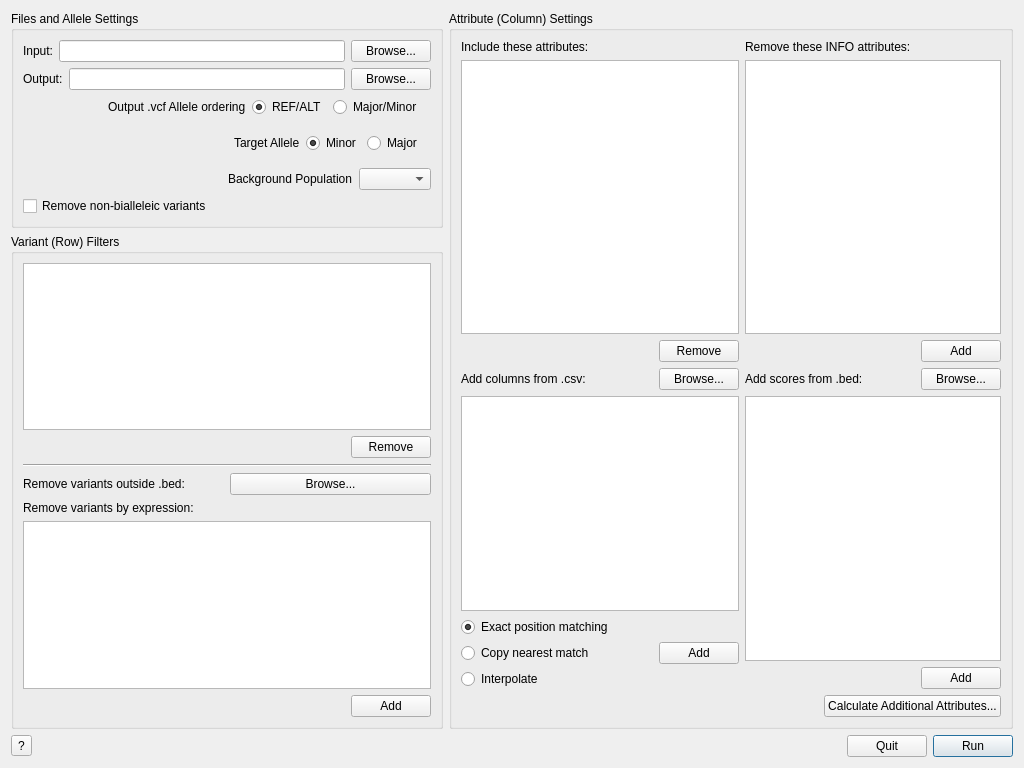
Above: ui/Main.ui from alex-r-bigelow/genepi_ngs_scripts before the change. Below: the same form after it.
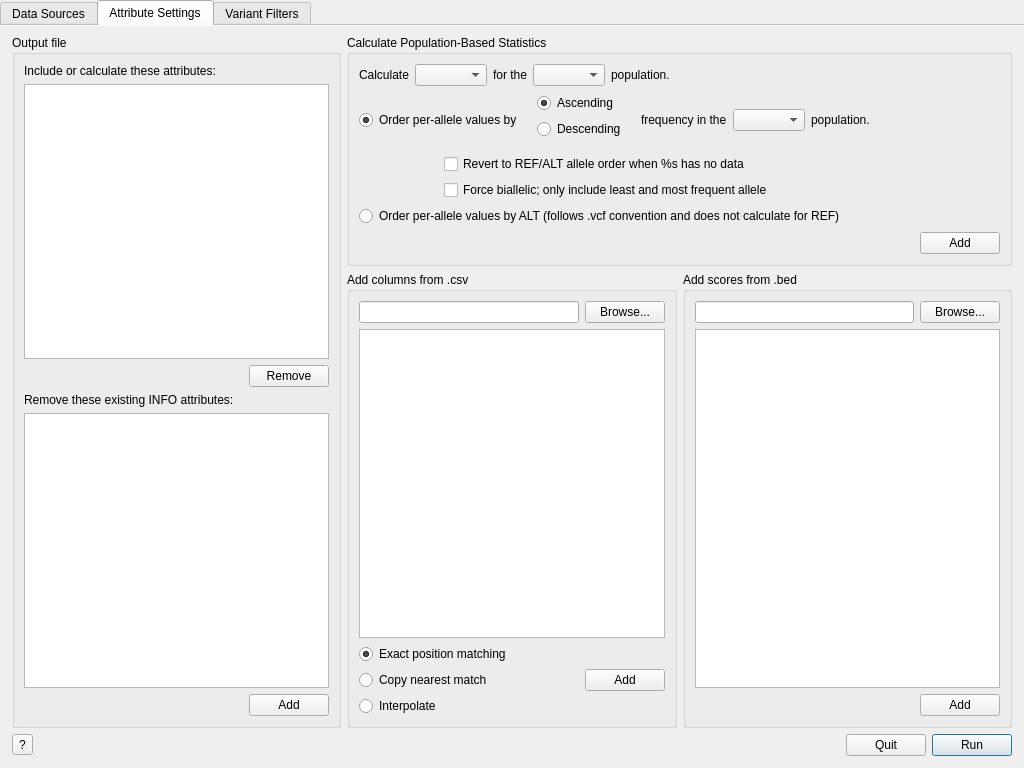
That is the form after the change.

Diff of the .ui file:
```diff
--- a/ui/Main.ui
+++ b/ui/Main.ui
@@ -13,24 +13,77 @@
   <property name="windowTitle">
    <string>VCF Cleaner</string>
   </property>
-  <layout class="QGridLayout" name="gridLayout">
-   <item row="0" column="0">
-    <widget class="QGroupBox" name="groupBox_2">
-     <property name="title">
-      <string>Files and Allele Settings</string>
-     </property>
-     <layout class="QVBoxLayout" name="verticalLayout_9">
+  <layout class="QVBoxLayout" name="verticalLayout_8">
+   <property name="spacing">
+    <number>-1</number>
+   </property>
+   <property name="leftMargin">
+    <number>0</number>
+   </property>
+   <property name="topMargin">
+    <number>0</number>
+   </property>
+   <property name="rightMargin">
+    <number>0</number>
+   </property>
+   <property name="bottomMargin">
+    <number>12</number>
+   </property>
       <item>
+    <widget class="QTabWidget" name="tabWidget">
+     <property name="font">
+      <font>
+       <kerning>true</kerning>
+      </font>
+     </property>
+     <property name="tabPosition">
+      <enum>QTabWidget::North</enum>
+     </property>
+     <property name="tabShape">
+      <enum>QTabWidget::Rounded</enum>
+     </property>
+     <property name="currentIndex">
+      <number>1</number>
+     </property>
+     <property name="elideMode">
+      <enum>Qt::ElideNone</enum>
+     </property>
+     <property name="documentMode">
+      <bool>true</bool>
+     </property>
+     <widget class="QWidget" name="tab">
+      <attribute name="title">
+       <string>Data Sources</string>
+      </attribute>
+      <layout class="QGridLayout" name="gridLayout_3">
+       <property name="leftMargin">
+        <number>12</number>
+       </property>
+       <property name="rightMargin">
+        <number>12</number>
+       </property>
+       <property name="bottomMargin">
+        <number>0</number>
+       </property>
+       <item row="0" column="0">
+        <widget class="QWidget" name="" native="true">
        <layout class="QHBoxLayout" name="horizontalLayout">
+          <property name="margin">
+           <number>0</number>
+          </property>
         <item>
          <widget class="QLabel" name="label">
           <property name="text">
-           <string>Input:</string>
+             <string>Input File:</string>
           </property>
          </widget>
         </item>
         <item>
-         <widget class="QLineEdit" name="vcfPathField"/>
+           <widget class="QLineEdit" name="vcfPathField">
+            <property name="readOnly">
+             <bool>true</bool>
+            </property>
+           </widget>
         </item>
         <item>
          <widget class="QPushButton" name="browseVcfButton">
@@ -40,18 +93,27 @@
          </widget>
         </item>
        </layout>
-      </item>
-      <item>
+        </widget>
+       </item>
+       <item row="1" column="0">
+        <widget class="QWidget" name="" native="true">
        <layout class="QHBoxLayout" name="horizontalLayout_16">
+          <property name="margin">
+           <number>0</number>
+          </property>
         <item>
          <widget class="QLabel" name="label_13">
           <property name="text">
-           <string>Output:</string>
+             <string>Output File:</string>
           </property>
          </widget>
         </item>
         <item>
-         <widget class="QLineEdit" name="outputPathField"/>
+           <widget class="QLineEdit" name="outputPathField">
+            <property name="readOnly">
+             <bool>true</bool>
+            </property>
+           </widget>
         </item>
         <item>
          <widget class="QPushButton" name="browseOutputButton">
@@ -61,13 +123,138 @@
          </widget>
         </item>
        </layout>
-      </item>
+        </widget>
+       </item>
+       <item row="2" column="0">
+        <widget class="QWidget" name="generalSettingsPanel_2" native="true">
+         <layout class="QGridLayout" name="gridLayout_4">
+          <property name="margin">
+           <number>0</number>
+          </property>
+          <item row="5" column="0">
+           <spacer name="horizontalSpacer_16">
+            <property name="orientation">
+             <enum>Qt::Horizontal</enum>
+            </property>
+            <property name="sizeHint" stdset="0">
+             <size>
+              <width>40</width>
+              <height>20</height>
+             </size>
+            </property>
+           </spacer>
+          </item>
+          <item row="5" column="1">
+           <widget class="QCheckBox" name="compressOutputCheckbox">
+            <property name="text">
+             <string>Compress output</string>
+            </property>
+           </widget>
+          </item>
+         </layout>
+        </widget>
+       </item>
+       <item row="3" column="0">
+        <widget class="Line" name="line">
+         <property name="orientation">
+          <enum>Qt::Horizontal</enum>
+         </property>
+        </widget>
+       </item>
+       <item row="4" column="0">
+        <widget class="QWidget" name="widget" native="true">
+         <property name="toolTip">
+          <string/>
+         </property>
+         <layout class="QHBoxLayout" name="horizontalLayout_18">
+          <property name="margin">
+           <number>0</number>
+          </property>
       <item>
-       <widget class="QWidget" name="vcfAlleleSettings" native="true">
+           <widget class="QLabel" name="label_14">
+            <property name="text">
+             <string>Directory containing KGP Genotype .vcf Files:</string>
+            </property>
+           </widget>
+          </item>
+          <item>
+           <widget class="QLineEdit" name="outputPathField_2">
+            <property name="text">
+             <string/>
+            </property>
+            <property name="readOnly">
+             <bool>false</bool>
+            </property>
+           </widget>
+          </item>
+          <item>
+           <widget class="QPushButton" name="browseOutputButton_2">
+            <property name="text">
+             <string>Browse...</string>
+            </property>
+           </widget>
+          </item>
+         </layout>
+        </widget>
+       </item>
+       <item row="0" column="1" rowspan="6">
+        <widget class="QTreeWidget" name="treeWidget">
+         <property name="headerHidden">
+          <bool>true</bool>
+         </property>
+         <attribute name="headerDefaultSectionSize">
+          <number>200</number>
+         </attribute>
+         <attribute name="headerMinimumSectionSize">
+          <number>100</number>
+         </attribute>
+         <attribute name="headerStretchLastSection">
+          <bool>true</bool>
+         </attribute>
+         <column>
+          <property name="text">
+           <string> </string>
+          </property>
+         </column>
+         <column>
+          <property name="text">
+           <string>  </string>
+          </property>
+         </column>
+        </widget>
+       </item>
+       <item row="5" column="0">
+        <spacer name="verticalSpacer">
+         <property name="orientation">
+          <enum>Qt::Vertical</enum>
+         </property>
+         <property name="sizeHint" stdset="0">
+          <size>
+           <width>20</width>
+           <height>40</height>
+          </size>
+         </property>
+        </spacer>
+       </item>
+       <item row="6" column="1">
         <layout class="QHBoxLayout" name="horizontalLayout_2">
          <property name="topMargin">
-          <number>1</number>
+          <number>0</number>
          </property>
+         <item>
+          <widget class="QToolButton" name="toolButton_2">
+           <property name="text">
+            <string>+</string>
+           </property>
+          </widget>
+         </item>
+         <item>
+          <widget class="QToolButton" name="toolButton">
+           <property name="text">
+            <string>-</string>
+           </property>
+          </widget>
+         </item>
          <item>
           <spacer name="horizontalSpacer_3">
            <property name="orientation">
@@ -82,126 +269,44 @@
           </spacer>
          </item>
          <item>
-          <widget class="QLabel" name="label_12">
+          <widget class="QPushButton" name="pushButton">
            <property name="text">
-            <string>Output .vcf Allele ordering</string>
+            <string>Import...</string>
            </property>
           </widget>
          </item>
          <item>
-          <widget class="QRadioButton" name="refAltRadioButton">
+          <widget class="QPushButton" name="pushButton_2">
            <property name="text">
-            <string>REF/ALT</string>
+            <string>Export...</string>
            </property>
-           <property name="checked">
-            <bool>true</bool>
-           </property>
           </widget>
          </item>
-         <item>
-          <widget class="QRadioButton" name="majorMinorRadioButton">
-           <property name="text">
-            <string>Major/Minor</string>
-           </property>
-          </widget>
-         </item>
         </layout>
-       </widget>
-      </item>
-      <item>
-       <widget class="QWidget" name="csvAlleleSettings" native="true">
-        <layout class="QHBoxLayout" name="otherAlleleSettings">
-         <property name="topMargin">
-          <number>1</number>
-         </property>
-         <item>
-          <spacer name="horizontalSpacer_10">
-           <property name="orientation">
-            <enum>Qt::Horizontal</enum>
-           </property>
-           <property name="sizeHint" stdset="0">
-            <size>
-             <width>40</width>
-             <height>20</height>
-            </size>
-           </property>
-          </spacer>
-         </item>
-         <item>
-          <widget class="QLabel" name="label_11">
-           <property name="text">
-            <string>Target Allele</string>
-           </property>
-          </widget>
-         </item>
-         <item>
-          <widget class="QRadioButton" name="minorRadioButton">
-           <property name="text">
-            <string>Minor</string>
-           </property>
-           <property name="checked">
-            <bool>true</bool>
-           </property>
-          </widget>
-         </item>
-         <item>
-          <widget class="QRadioButton" name="majorRadioButton">
-           <property name="text">
-            <string>Major</string>
-           </property>
-          </widget>
-         </item>
-        </layout>
-       </widget>
-      </item>
-      <item>
-       <layout class="QHBoxLayout" name="horizontalLayout_11">
-        <item>
-         <spacer name="horizontalSpacer_13">
-          <property name="orientation">
-           <enum>Qt::Horizontal</enum>
-          </property>
-          <property name="sizeHint" stdset="0">
-           <size>
-            <width>40</width>
-            <height>20</height>
-           </size>
-          </property>
-         </spacer>
-        </item>
-        <item>
-         <widget class="QLabel" name="label_7">
-          <property name="text">
-           <string>Background Population</string>
-          </property>
-         </widget>
-        </item>
-        <item>
-         <widget class="QComboBox" name="populationComboBox">
-          <property name="toolTip">
-           <string>Reorders the REF/ALT configuration of alleles (so that ALT is really a minor allele)</string>
-          </property>
-         </widget>
-        </item>
-       </layout>
-      </item>
-      <item>
-       <widget class="QCheckBox" name="removeNonBiallelicCheckBox">
-        <property name="text">
-         <string>Remove non-bialleleic variants</string>
-        </property>
-       </widget>
-      </item>
-     </layout>
-    </widget>
-   </item>
-   <item row="0" column="1" rowspan="2">
-    <widget class="QGroupBox" name="attributeSettingsGroupBox">
-     <property name="title">
-      <string>Attribute (Column) Settings</string>
-     </property>
+       </item>
+      </layout>
+     </widget>
+     <widget class="QWidget" name="tab_3">
+      <attribute name="title">
+       <string>Attribute Settings</string>
+      </attribute>
      <layout class="QGridLayout" name="gridLayout_2">
-      <item row="0" column="0">
+       <property name="leftMargin">
+        <number>12</number>
+       </property>
+       <property name="rightMargin">
+        <number>12</number>
+       </property>
+       <property name="bottomMargin">
+        <number>0</number>
+       </property>
+       <item row="0" column="0" rowspan="4">
+        <widget class="QGroupBox" name="groupBox">
+         <property name="title">
+          <string>Output file</string>
+         </property>
+         <layout class="QVBoxLayout" name="verticalLayout_6">
+          <item>
        <layout class="QVBoxLayout" name="verticalLayout_3">
         <property name="topMargin">
          <number>0</number>
@@ -209,7 +314,7 @@
         <item>
          <widget class="QLabel" name="label_3">
           <property name="text">
-           <string>Include these attributes:</string>
+               <string>Include or calculate these attributes:</string>
           </property>
          </widget>
         </item>
@@ -249,35 +354,253 @@
         </item>
        </layout>
       </item>
-      <item row="1" column="0">
-       <layout class="QVBoxLayout" name="verticalLayout_7">
+          <item>
+           <layout class="QVBoxLayout" name="verticalLayout_5">
         <property name="topMargin">
          <number>0</number>
         </property>
+            <item>
+             <widget class="QLabel" name="label_6">
+              <property name="text">
+               <string>Remove these existing INFO attributes:</string>
+              </property>
+             </widget>
+            </item>
+            <item>
+             <widget class="QListWidget" name="removeInfoList">
+              <property name="selectionMode">
+               <enum>QAbstractItemView::MultiSelection</enum>
+              </property>
+             </widget>
+            </item>
+            <item>
+             <layout class="QHBoxLayout" name="horizontalLayout_3">
+              <item>
+               <spacer name="horizontalSpacer_2">
+                <property name="orientation">
+                 <enum>Qt::Horizontal</enum>
+                </property>
+                <property name="sizeHint" stdset="0">
+                 <size>
+                  <width>40</width>
+                  <height>20</height>
+                 </size>
+                </property>
+               </spacer>
+              </item>
+              <item>
+               <widget class="QPushButton" name="addInfoButton">
+                <property name="text">
+                 <string>Add</string>
+                </property>
+               </widget>
+              </item>
+             </layout>
+            </item>
+           </layout>
+          </item>
+         </layout>
+        </widget>
+       </item>
+       <item row="0" column="1" rowspan="3" colspan="2">
+        <widget class="QGroupBox" name="groupBox_2">
+         <property name="title">
+          <string>Calculate Population-Based Statistics</string>
+         </property>
+         <layout class="QVBoxLayout" name="verticalLayout_9">
+          <item>
+           <widget class="QWidget" name="horizontalWidget_2" native="true">
+            <layout class="QHBoxLayout" name="horizontalLayout_4">
+             <property name="margin">
+              <number>0</number>
+             </property>
+             <item>
+              <widget class="QLabel" name="label_2">
+               <property name="text">
+                <string>Calculate</string>
+               </property>
+              </widget>
+             </item>
+             <item>
+              <widget class="QComboBox" name="comboBox"/>
+             </item>
+             <item>
+              <widget class="QLabel" name="label_7">
+               <property name="text">
+                <string>for the</string>
+               </property>
+              </widget>
+             </item>
+             <item>
+              <widget class="QComboBox" name="comboBox_2"/>
+             </item>
+             <item>
+              <widget class="QLabel" name="label_15">
+               <property name="text">
+                <string>population.</string>
+               </property>
+              </widget>
+             </item>
+             <item>
+              <spacer name="horizontalSpacer_10">
+               <property name="orientation">
+                <enum>Qt::Horizontal</enum>
+               </property>
+               <property name="sizeHint" stdset="0">
+                <size>
+                 <width>40</width>
+                 <height>20</height>
+                </size>
+               </property>
+              </spacer>
+             </item>
+            </layout>
+           </widget>
+          </item>
+          <item>
+           <widget class="QWidget" name="horizontalWidget_3" native="true">
+            <layout class="QGridLayout" name="gridLayout_6">
+             <property name="margin">
+              <number>0</number>
+             </property>
+             <item row="0" column="0" colspan="2">
+              <widget class="QRadioButton" name="radioButton_3">
+               <property name="text">
+                <string>Order per-allele values by</string>
+               </property>
+               <property name="checked">
+                <bool>true</bool>
+               </property>
+              </widget>
+             </item>
+             <item row="0" column="3">
+              <widget class="QLabel" name="label_11">
+               <property name="text">
+                <string>frequency in the</string>
+               </property>
+              </widget>
+             </item>
+             <item row="0" column="5">
+              <widget class="QLabel" name="label_12">
+               <property name="text">
+                <string>population.</string>
+               </property>
+              </widget>
+             </item>
+             <item row="0" column="6">
+              <spacer name="horizontalSpacer_11">
+               <property name="orientation">
+                <enum>Qt::Horizontal</enum>
+               </property>
+               <property name="sizeHint" stdset="0">
+                <size>
+                 <width>40</width>
+                 <height>20</height>
+                </size>
+               </property>
+              </spacer>
+             </item>
+             <item row="1" column="1" colspan="6">
+              <widget class="QCheckBox" name="checkBox">
+               <property name="text">
+                <string>Revert to REF/ALT allele order when %s has no data</string>
+               </property>
+               <property name="checked">
+                <bool>false</bool>
+               </property>
+              </widget>
+             </item>
+             <item row="2" column="1" colspan="6">
+              <widget class="QCheckBox" name="checkBox_2">
+               <property name="text">
+                <string>Force biallelic; only include least and most frequent allele</string>
+               </property>
+              </widget>
+             </item>
+             <item row="3" column="0" colspan="7">
+              <widget class="QRadioButton" name="radioButton_4">
+               <property name="text">
+                <string>Order per-allele values by ALT (follows .vcf convention and does not calculate for REF)</string>
+               </property>
+              </widget>
+             </item>
+             <item row="0" column="4">
+              <widget class="QComboBox" name="comboBox_3"/>
+             </item>
+             <item row="0" column="2">
+              <widget class="QWidget" name="verticalWidget" native="true">
+               <layout class="QVBoxLayout" name="verticalLayout_2">
+                <property name="topMargin">
+                 <number>1</number>
+                </property>
+                <item>
+                 <widget class="QRadioButton" name="radioButton">
+                  <property name="text">
+                   <string>Ascending</string>
+                  </property>
+                  <property name="checked">
+                   <bool>true</bool>
+                  </property>
+                 </widget>
+                </item>
+                <item>
+                 <widget class="QRadioButton" name="radioButton_2">
+                  <property name="text">
+                   <string>Descending</string>
+                  </property>
+                  <property name="checked">
+                   <bool>false</bool>
+                  </property>
+                 </widget>
+                </item>
+               </layout>
+              </widget>
+             </item>
+            </layout>
+           </widget>
+          </item>
+          <item>
+           <widget class="QWidget" name="horizontalWidget_4" native="true">
+            <layout class="QHBoxLayout" name="horizontalLayout_14">
+             <property name="margin">
+              <number>0</number>
+             </property>
+             <item>
+              <spacer name="horizontalSpacer_13">
+               <property name="orientation">
+                <enum>Qt::Horizontal</enum>
+               </property>
+               <property name="sizeHint" stdset="0">
+                <size>
+                 <width>40</width>
+                 <height>20</height>
+                </size>
+               </property>
+              </spacer>
+             </item>
+             <item>
+              <widget class="QPushButton" name="pushButton_3">
+               <property name="text">
+                <string>Add</string>
+               </property>
+              </widget>
+             </item>
+            </layout>
+           </widget>
+          </item>
+         </layout>
+        </widget>
+       </item>
+       <item row="3" column="1">
+        <widget class="QGroupBox" name="groupBox_3">
+         <property name="title">
+          <string>Add columns from .csv</string>
+         </property>
+         <layout class="QVBoxLayout" name="verticalLayout_10">
         <item>
          <layout class="QHBoxLayout" name="horizontalLayout_6">
           <item>
-           <widget class="QLabel" name="label_4">
-            <property name="toolTip">
-             <string/>
-            </property>
-            <property name="text">
-             <string>Add columns from .csv:</string>
-            </property>
-           </widget>
-          </item>
-          <item>
-           <spacer name="horizontalSpacer_8">
-            <property name="orientation">
-             <enum>Qt::Horizontal</enum>
-            </property>
-            <property name="sizeHint" stdset="0">
-             <size>
-              <width>40</width>
-              <height>20</height>
-             </size>
-            </property>
-           </spacer>
+             <widget class="QLineEdit" name="lineEdit"/>
           </item>
           <item>
            <widget class="QPushButton" name="browseCsvButton">
@@ -292,7 +615,7 @@
          </layout>
         </item>
         <item>
-         <widget class="QListView" name="csvColumnList">
+           <widget class="QListWidget" name="csvColumnList">
           <property name="toolTip">
            <string>Fields will be added only if there is an exact match in the .vcf file; an indel that's 1bp off will be ignored</string>
           </property>
@@ -354,36 +677,18 @@
          </layout>
         </item>
        </layout>
-      </item>
-      <item row="1" column="1">
-       <layout class="QVBoxLayout" name="verticalLayout_8">
-        <property name="topMargin">
-         <number>0</number>
-        </property>
+        </widget>
+       </item>
+       <item row="3" column="2">
+        <widget class="QGroupBox" name="groupBox_4">
+         <property name="title">
+          <string>Add scores from .bed</string>
+         </property>
+         <layout class="QVBoxLayout" name="verticalLayout_7">
         <item>
          <layout class="QHBoxLayout" name="horizontalLayout_7">
           <item>
-           <widget class="QLabel" name="label_5">
-            <property name="toolTip">
-             <string/>
-            </property>
-            <property name="text">
-             <string>Add scores from .bed:</string>
-            </property>
-           </widget>
-          </item>
-          <item>
-           <spacer name="horizontalSpacer_9">
-            <property name="orientation">
-             <enum>Qt::Horizontal</enum>
-            </property>
-            <property name="sizeHint" stdset="0">
-             <size>
-              <width>40</width>
-              <height>20</height>
-             </size>
-            </property>
-           </spacer>
+             <widget class="QLineEdit" name="lineEdit_2"/>
           </item>
           <item>
            <widget class="QPushButton" name="browseBedButton">
@@ -398,7 +703,7 @@
          </layout>
         </item>
         <item>
-         <widget class="QListView" name="bedScoreList">
+           <widget class="QListWidget" name="bedScoreList">
           <property name="toolTip">
            <string/>
           </property>
@@ -435,91 +740,26 @@
          </layout>
         </item>
        </layout>
-      </item>
-      <item row="0" column="1">
-       <layout class="QVBoxLayout" name="verticalLayout_5">
-        <property name="topMargin">
-         <number>0</number>
-        </property>
-        <item>
-         <widget class="QLabel" name="label_6">
-          <property name="text">
-           <string>Remove these INFO attributes:</string>
-          </property>
-         </widget>
-        </item>
-        <item>
-         <widget class="QListView" name="removeInfoList">
-          <property name="selectionMode">
-           <enum>QAbstractItemView::MultiSelection</enum>
-          </property>
-         </widget>
-        </item>
-        <item>
-         <layout class="QHBoxLayout" name="horizontalLayout_3">
-          <item>
-           <spacer name="horizontalSpacer_2">
-            <property name="orientation">
-             <enum>Qt::Horizontal</enum>
-            </property>
-            <property name="sizeHint" stdset="0">
-             <size>
-              <width>40</width>
-              <height>20</height>
-             </size>
-            </property>
-           </spacer>
-          </item>
-          <item>
-           <widget class="QPushButton" name="addInfoButton">
-            <property name="text">
-             <string>Add</string>
-            </property>
-           </widget>
-          </item>
-         </layout>
-        </item>
-       </layout>
-      </item>
-      <item row="2" column="0" colspan="2">
-       <layout class="QHBoxLayout" name="horizontalLayout_19">
+        </widget>
+       </item>
+      </layout>
+     </widget>
+     <widget class="QWidget" name="tab_2">
+      <attribute name="title">
+       <string>Variant Filters</string>
+      </attribute>
+      <layout class="QHBoxLayout" name="horizontalLayout_11">
+       <property name="leftMargin">
+        <number>12</number>
+       </property>
         <property name="rightMargin">
-         <number>0</number>
+        <number>12</number>
         </property>
         <property name="bottomMargin">
          <number>0</number>
         </property>
         <item>
-         <spacer name="horizontalSpacer_11">
-          <property name="orientation">
-           <enum>Qt::Horizontal</enum>
-          </property>
-          <property name="sizeHint" stdset="0">
-           <size>
-            <width>40</width>
-            <height>20</height>
-           </size>
-          </property>
-         </spacer>
-        </item>
-        <item>
-         <widget class="QPushButton" name="calculateAdditionalButton">
-          <property name="text">
-           <string>Calculate Additional Attributes...</string>
-          </property>
-         </widget>
-        </item>
-       </layout>
-      </item>
-     </layout>
-    </widget>
-   </item>
-   <item row="1" column="0">
-    <widget class="QGroupBox" name="filterSettingsGroupBox">
-     <property name="title">
-      <string>Variant (Row) Filters</string>
-     </property>
-     <layout class="QVBoxLayout" name="verticalLayout_6">
+        <layout class="QVBoxLayout" name="verticalLayout_11">
       <item>
        <widget class="QListWidget" name="filterList">
         <property name="selectionMode">
@@ -551,13 +791,13 @@
         </item>
        </layout>
       </item>
+        </layout>
+       </item>
       <item>
-       <widget class="Line" name="line_2">
-        <property name="orientation">
-         <enum>Qt::Horizontal</enum>
-        </property>
-       </widget>
-      </item>
+        <layout class="QVBoxLayout" name="verticalLayout_12">
+         <property name="topMargin">
+          <number>0</number>
+         </property>
       <item>
        <layout class="QHBoxLayout" name="horizontalLayout_12">
         <item>
@@ -574,20 +814,76 @@
           </property>
          </widget>
         </item>
+           <item>
+            <spacer name="horizontalSpacer_14">
+             <property name="orientation">
+              <enum>Qt::Horizontal</enum>
+             </property>
+             <property name="sizeHint" stdset="0">
+              <size>
+               <width>40</width>
+               <height>20</height>
+              </size>
+             </property>
+            </spacer>
+           </item>
        </layout>
       </item>
       <item>
-       <widget class="QLabel" name="label_8">
-        <property name="toolTip">
-         <string/>
-        </property>
-        <property name="text">
+          <widget class="QGroupBox" name="groupBox_5">
+           <property name="title">
          <string>Remove variants by expression:</string>
         </property>
+           <layout class="QVBoxLayout" name="verticalLayout_4">
+            <item>
+             <widget class="QTextEdit" name="expressionField">
+              <property name="minimumSize">
+               <size>
+                <width>768</width>
+                <height>0</height>
+               </size>
+              </property>
        </widget>
       </item>
       <item>
-       <widget class="QTextEdit" name="expressionField"/>
+             <layout class="QHBoxLayout" name="horizontalLayout_29">
+              <property name="topMargin">
+               <number>0</number>
+              </property>
+              <item>
+               <widget class="QLabel" name="label_5">
+                <property name="text">
+                 <string>Presets:</string>
+                </property>
+               </widget>
+              </item>
+              <item>
+               <widget class="QComboBox" name="comboBox_5"/>
+              </item>
+              <item>
+               <spacer name="horizontalSpacer_29">
+                <property name="orientation">
+                 <enum>Qt::Horizontal</enum>
+                </property>
+                <property name="sizeHint" stdset="0">
+                 <size>
+                  <width>40</width>
+                  <height>20</height>
+                 </size>
+                </property>
+               </spacer>
+              </item>
+              <item>
+               <widget class="QLabel" name="label_26">
+                <property name="text">
+                 <string>Insert Attribute:</string>
+                </property>
+               </widget>
+              </item>
+              <item>
+               <widget class="QComboBox" name="allAttributeComboBox_2"/>
+              </item>
+             </layout>
       </item>
       <item>
        <layout class="QHBoxLayout" name="horizontalLayout_9">
@@ -616,8 +912,20 @@
      </layout>
     </widget>
    </item>
-   <item row="2" column="0" colspan="2">
+        </layout>
+       </item>
+      </layout>
+     </widget>
+    </widget>
+   </item>
+   <item>
     <layout class="QHBoxLayout" name="horizontalLayout_10">
+     <property name="leftMargin">
+      <number>12</number>
+     </property>
+     <property name="rightMargin">
+      <number>12</number>
+     </property>
      <item>
       <widget class="QToolButton" name="helpButton">
        <property name="text">
```
Lines whose indentation alone changed are shown as unchanged.
